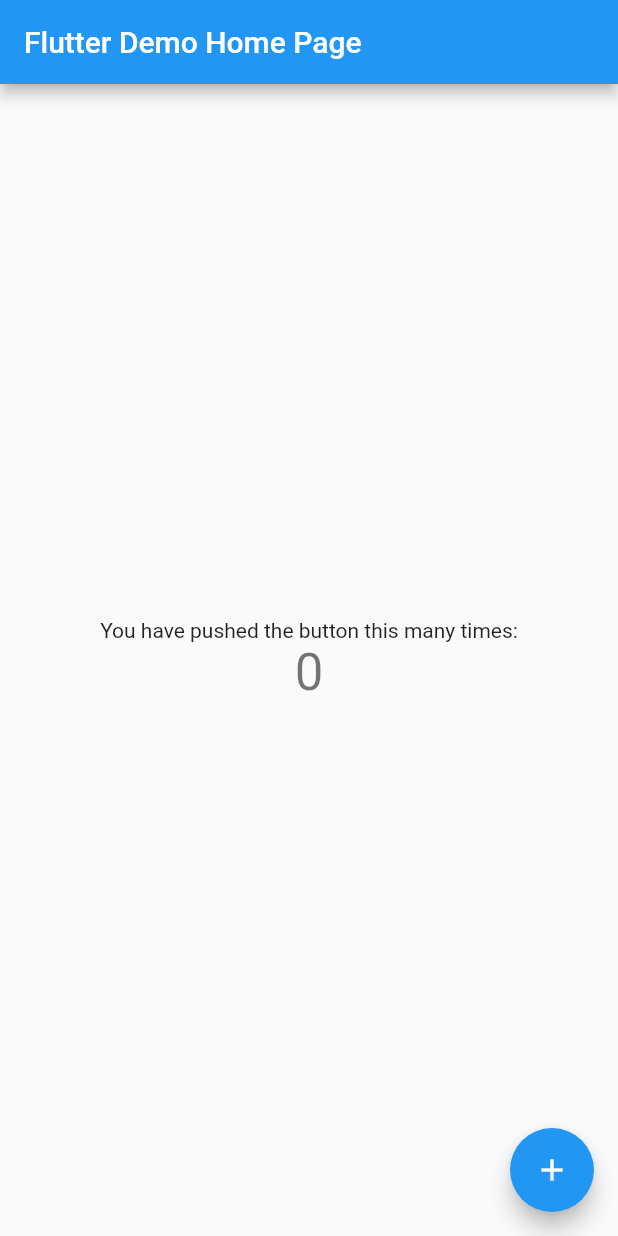
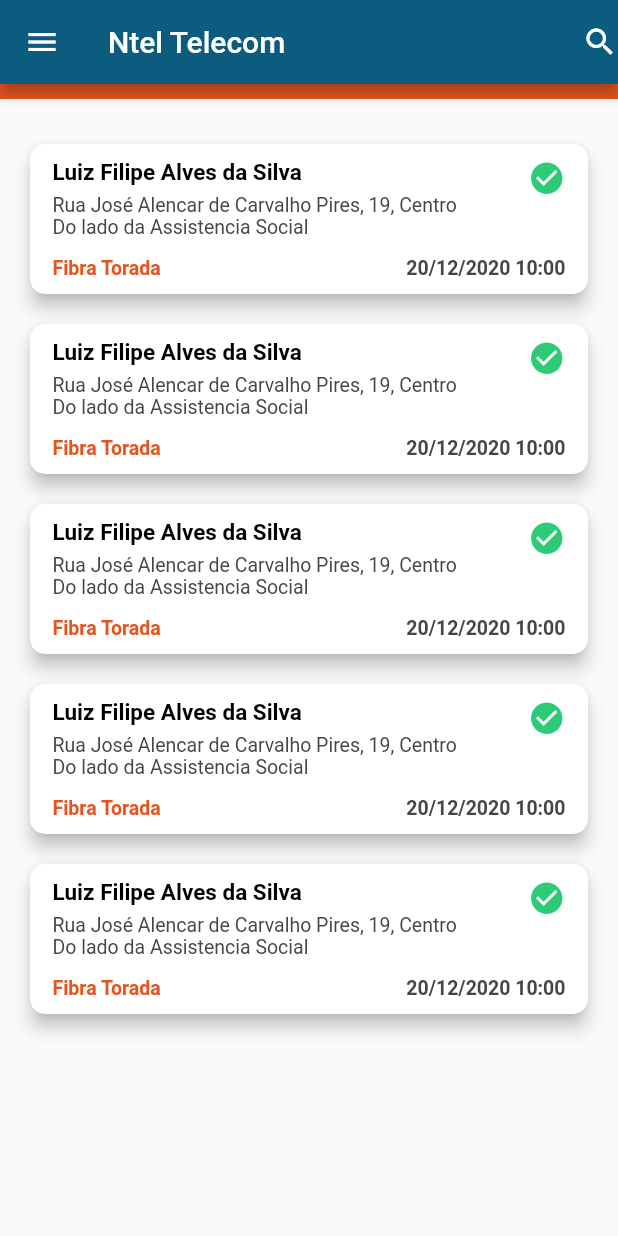
Before and after one commit to lufial-dev/gerenciamento_os_ntel, a Flutter app: the screen it shows after launch, on a phone screen of 412 x 824 dp. Run offline on Flutter 3.47's test engine with Material 2 defaults, Android fonts, the phone set to English and light mode, and no system bars.

Commit message:
tela home

```diff
--- a/lib/main.dart
+++ b/lib/main.dart
@@ -1,111 +1,17 @@
 import 'package:flutter/material.dart';
+import 'package:gerenciamento_os_ntel/views/Home.dart';
 
 void main() => runApp(MyApp());
 
 class MyApp extends StatelessWidget {
-  // This widget is the root of your application.
   @override
   Widget build(BuildContext context) {
     return MaterialApp(
       title: 'Flutter Demo',
       theme: ThemeData(
-        // This is the theme of your application.
-        //
-        // Try running your application with "flutter run". You'll see the
-        // application has a blue toolbar. Then, without quitting the app, try
-        // changing the primarySwatch below to Colors.green and then invoke
-        // "hot reload" (press "r" in the console where you ran "flutter run",
-        // or simply save your changes to "hot reload" in a Flutter IDE).
-        // Notice that the counter didn't reset back to zero; the application
-        // is not restarted.
         primarySwatch: Colors.blue,
       ),
-      home: MyHomePage(title: 'Flutter Demo Home Page'),
+      home: Home(title: 'Ntel Telecom'),
     );
   }
 }
-
-class MyHomePage extends StatefulWidget {
-  MyHomePage({Key key, this.title}) : super(key: key);
-
-  // This widget is the home page of your application. It is stateful, meaning
-  // that it has a State object (defined below) that contains fields that affect
-  // how it looks.
-
-  // This class is the configuration for the state. It holds the values (in this
-  // case the title) provided by the parent (in this case the App widget) and
-  // used by the build method of the State. Fields in a Widget subclass are
-  // always marked "final".
-
-  final String title;
-
-  @override
-  _MyHomePageState createState() => _MyHomePageState();
-}
-
-class _MyHomePageState extends State<MyHomePage> {
-  int _counter = 0;
-
-  void _incrementCounter() {
-    setState(() {
-      // This call to setState tells the Flutter framework that something has
-      // changed in this State, which causes it to rerun the build method below
-      // so that the display can reflect the updated values. If we changed
-      // _counter without calling setState(), then the build method would not be
-      // called again, and so nothing would appear to happen.
-      _counter++;
-    });
-  }
-
-  @override
-  Widget build(BuildContext context) {
-    // This method is rerun every time setState is called, for instance as done
-    // by the _incrementCounter method above.
-    //
-    // The Flutter framework has been optimized to make rerunning build methods
-    // fast, so that you can just rebuild anything that needs updating rather
-    // than having to individually change instances of widgets.
-    return Scaffold(
-      appBar: AppBar(
-        // Here we take the value from the MyHomePage object that was created by
-        // the App.build method, and use it to set our appbar title.
-        title: Text(widget.title),
-      ),
-      body: Center(
-        // Center is a layout widget. It takes a single child and positions it
-        // in the middle of the parent.
-        child: Column(
-          // Column is also a layout widget. It takes a list of children and
-          // arranges them vertically. By default, it sizes itself to fit its
-          // children horizontally, and tries to be as tall as its parent.
-          //
-          // Invoke "debug painting" (press "p" in the console, choose the
-          // "Toggle Debug Paint" action from the Flutter Inspector in Android
-          // Studio, or the "Toggle Debug Paint" command in Visual Studio Code)
-          // to see the wireframe for each widget.
-          //
-          // Column has various properties to control how it sizes itself and
-          // how it positions its children. Here we use mainAxisAlignment to
-          // center the children vertically; the main axis here is the vertical
-          // axis because Columns are vertical (the cross axis would be
-          // horizontal).
-          mainAxisAlignment: MainAxisAlignment.center,
-          children: <Widget>[
-            Text(
-              'You have pushed the button this many times:',
-            ),
-            Text(
-              '$_counter',
-              style: Theme.of(context).textTheme.display1,
-            ),
-          ],
-        ),
-      ),
-      floatingActionButton: FloatingActionButton(
-        onPressed: _incrementCounter,
-        tooltip: 'Increment',
-        child: Icon(Icons.add),
-      ), // This trailing comma makes auto-formatting nicer for build methods.
-    );
-  }
-}
--- /dev/null
+++ b/lib/util/Util.dart
@@ -0,0 +1,38 @@
+import 'package:flutter/cupertino.dart';
+import 'package:flutter/material.dart';
+
+abstract class MyColors {
+  static const Color PRIMARY = Color.fromRGBO(11, 92, 127, 1);
+  static const Color SECONDARY = Color.fromRGBO(229, 84, 31, 1);
+  static const Color TITLE = Color.fromRGBO(0, 0, 0, 1);
+  static const Color TEXT = Color.fromRGBO(70, 70, 70, 1);
+  static const Color DARK = Color.fromRGBO(0, 0, 0, 1);
+  static const Color DANGER = Color.fromRGBO(255, 0, 0, 1);
+  static const Color WARNING = Color.fromRGBO(200, 216, 29, 1);
+  static const Color SUCCESS = Color.fromRGBO(45, 203, 119, 1);
+}
+
+abstract class MyFontSize {
+  static const double TITLE = 15;
+  static const double SUBTITLE = 13;
+}
+
+abstract class MyIcons {
+  static const SUCCESS = Icon(
+    Icons.check_circle,
+    color: MyColors.SUCCESS,
+    size: 25,
+  );
+
+  static const DANGER = Icon(
+    Icons.cancel,
+    color: MyColors.DANGER,
+    size: 25,
+  );
+
+  static const WARNING = Icon(
+    Icons.warning,
+    color: MyColors.WARNING,
+    size: 25,
+  );
+}
--- /dev/null
+++ b/lib/views/Home.dart
@@ -0,0 +1,47 @@
+import 'package:flutter/cupertino.dart';
+import 'package:flutter/material.dart';
+import 'package:gerenciamento_os_ntel/util/Util.dart';
+import 'package:gerenciamento_os_ntel/widgets/ServiceCard.dart';
+
+class Home extends StatefulWidget {
+  Home({Key key, this.title}) : super(key: key);
+
+  final String title;
+
+  @override
+  _MyHome createState() => _MyHome();
+}
+
+class _MyHome extends State<Home> {
+  @override
+  Widget build(BuildContext context) {
+    return Scaffold(
+      appBar: AppBar(
+        backgroundColor: MyColors.PRIMARY,
+        actions: <Widget>[Icon(Icons.search)],
+        title: Text("Ntel Telecom"),
+      ),
+      drawer: Drawer(),
+      body: SingleChildScrollView(
+        physics: ScrollPhysics(),
+        child: Column(
+          children: <Widget>[
+            Container(
+              height: 10,
+              color: MyColors.SECONDARY,
+              margin: EdgeInsets.only(bottom: 20),
+            ),
+            ListView.builder(
+              physics: NeverScrollableScrollPhysics(),
+              shrinkWrap: true,
+              itemCount: 5,
+              itemBuilder: (context, index) {
+                return ServiceCard();
+              },
+            ),
+          ],
+        ),
+      ),
+    );
+  }
+}
--- /dev/null
+++ b/lib/widgets/ServiceCard.dart
@@ -0,0 +1,94 @@
+import 'package:flutter/cupertino.dart';
+import 'package:flutter/material.dart';
+import 'package:gerenciamento_os_ntel/util/Util.dart';
+
+class ServiceCard extends StatelessWidget {
+  @override
+  Widget build(BuildContext context) {
+    return Card(
+      elevation: 5,
+      margin: EdgeInsets.symmetric(horizontal: 20, vertical: 10),
+      shape: RoundedRectangleBorder(
+        borderRadius: BorderRadius.circular(10.0),
+      ),
+      child: Container(
+        height: 100,
+        padding: EdgeInsets.symmetric(horizontal: 15, vertical: 10),
+        child: Column(
+          children: <Widget>[
+            Expanded(
+              child: Row(
+                crossAxisAlignment: CrossAxisAlignment.start,
+                mainAxisAlignment: MainAxisAlignment.start,
+                children: <Widget>[
+                  Expanded(
+                    flex: 6,
+                    child: Column(
+                      crossAxisAlignment: CrossAxisAlignment.start,
+                      children: <Widget>[
+                        Container(
+                          margin: EdgeInsets.only(bottom: 5),
+                          child: Text(
+                            "Luiz Filipe Alves da Silva",
+                            style: TextStyle(
+                              color: MyColors.TITLE,
+                              fontSize: MyFontSize.TITLE,
+                              fontWeight: FontWeight.bold,
+                            ),
+                          ),
+                        ),
+                        Text(
+                          "Rua José Alencar de Carvalho Pires, 19, Centro",
+                          style: TextStyle(
+                            color: MyColors.TEXT,
+                            fontSize: MyFontSize.SUBTITLE,
+                          ),
+                        ),
+                        Container(
+                          margin: EdgeInsets.only(bottom: 3),
+                          child: Text(
+                            "Do lado da Assistencia Social",
+                            style: TextStyle(
+                              color: MyColors.TEXT,
+                              fontSize: MyFontSize.SUBTITLE,
+                            ),
+                          ),
+                        ),
+                      ],
+                    ),
+                  ),
+                  Container(
+                    alignment: Alignment.topLeft,
+                    child: MyIcons.SUCCESS,
+                  ),
+                ],
+              ),
+            ),
+            Row(
+              children: <Widget>[
+                Expanded(
+                  child: Text(
+                    "Fibra Torada",
+                    style: TextStyle(
+                      color: MyColors.SECONDARY,
+                      fontSize: MyFontSize.SUBTITLE,
+                      fontWeight: FontWeight.bold,
+                    ),
+                  ),
+                ),
+                Text(
+                  "20/12/2020 10:00",
+                  style: TextStyle(
+                    color: MyColors.TEXT,
+                    fontSize: MyFontSize.SUBTITLE,
+                    fontWeight: FontWeight.bold,
+                  ),
+                ),
+              ],
+            ),
+          ],
+        ),
+      ),
+    );
+  }
+}
```
